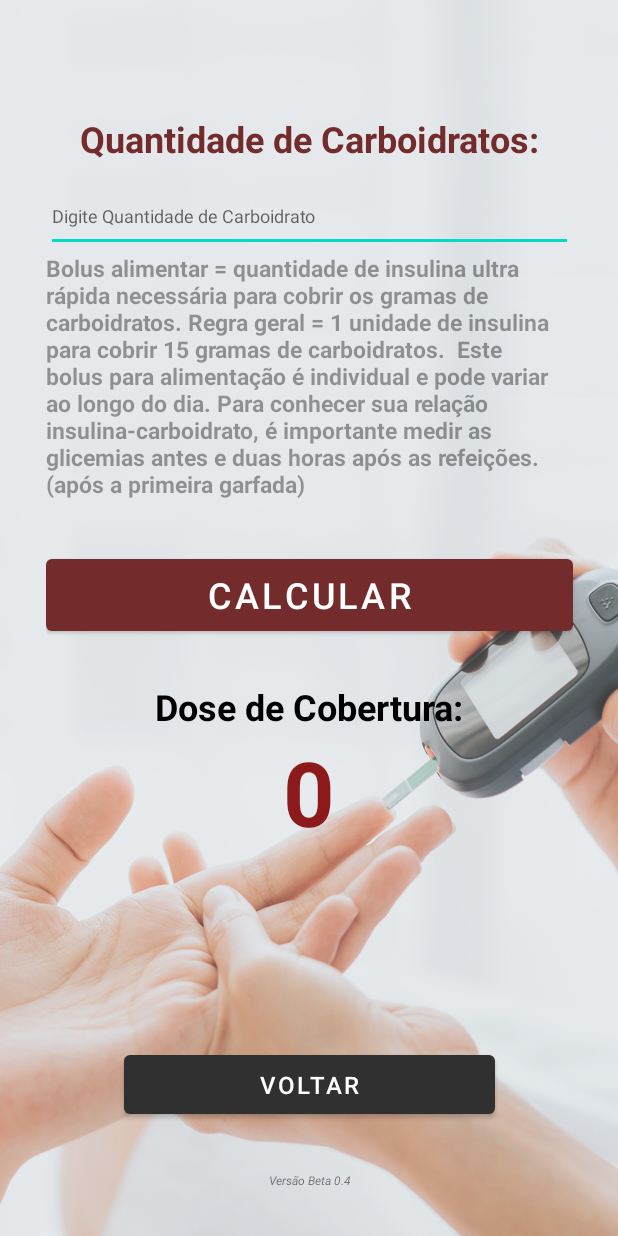
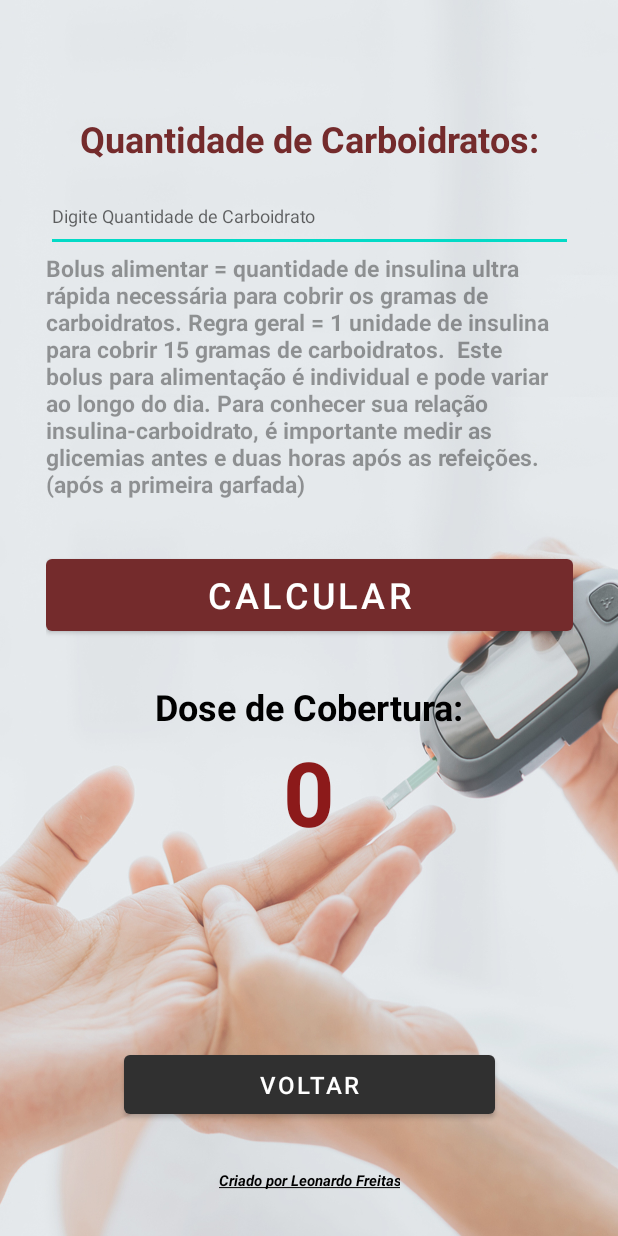
Before and after one commit to leohnardo/DGlic, an Android app: the BolusAlimentar screen opened directly, with no data from a screen before it, on a phone screen of 412 x 824 dp. Run offline under Robolectric (Android 15) with nearby library versions, the phone set to English and light mode, and no system bars.

Commit message:
Atualização 03/09/2022 - Alteração de ícone do app; - Inserido hiperlink na textview do autor no rodapé da página; - Criado função "sobreautor" para abrir conteúdo web do desenvolvedor da aplicação;

```diff
--- a/app/src/main/res/layout/activity_bolus_alimentar.xml
+++ b/app/src/main/res/layout/activity_bolus_alimentar.xml
@@ -108,10 +108,16 @@
         android:layout_width="wrap_content"
         android:layout_height="wrap_content"
         android:layout_marginTop="674dp"
-        android:text="Versão Beta 0.4"
+        android:autoLink="web"
+        android:clickable="true"
+        android:linksClickable="true"
+        android:onClick="sobreautor"
+        android:text="@string/link_externo"
         android:textAlignment="viewEnd"
-        android:textSize="8sp"
-        android:textStyle="italic"
+        android:textColorHighlight="#000000"
+        android:textColorLink="#000000"
+        android:textSize="10sp"
+        android:textStyle="bold|italic"
         app:layout_constraintBottom_toBottomOf="parent"
         app:layout_constraintEnd_toEndOf="parent"
         app:layout_constraintStart_toStartOf="parent"
--- a/app/src/main/res/layout/listas.xml
+++ b/app/src/main/res/layout/listas.xml
@@ -8,7 +8,7 @@
 
     <ProgressBar
         android:id="@+id/progressBar"
-        style="@android:style/Widget.ProgressBar.Large"
+        style="@android:style/Widget.ProgressBar.Small"
         android:layout_width="wrap_content"
         android:layout_height="wrap_content"
         app:layout_constraintBottom_toBottomOf="parent"
--- a/app/src/main/res/values/strings.xml
+++ b/app/src/main/res/values/strings.xml
@@ -1,5 +1,5 @@
 <resources>
-    <string name="app_name">HGTSet</string>
+    <string name="app_name">Glic7</string>
     <string name="Sim">Sim</string>
     <string name="Nao">Nao</string>
 
@@ -14,4 +14,6 @@
         <item>100</item>
     </string-array>
 
+    <string name="link_externo"><a href="https://linktr.ee/lleonardofreitas">Criado por Leonardo Freitas</a></string>
+
 </resources>
```
Also changed, not shown: app/src/main/java/com/example/hgtset/BolusAlimentar.java (+13 -0 lines), app/src/main/java/com/example/hgtset/MainActivity.java (+13 -0 lines), app/src/main/res/layout/activity_main.xml (+5 -3 lines).
